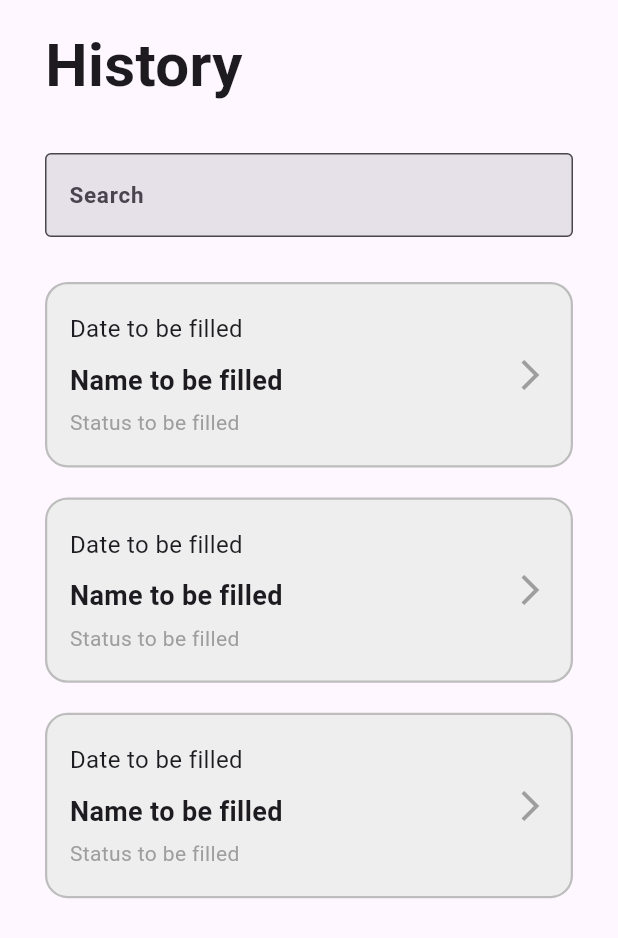
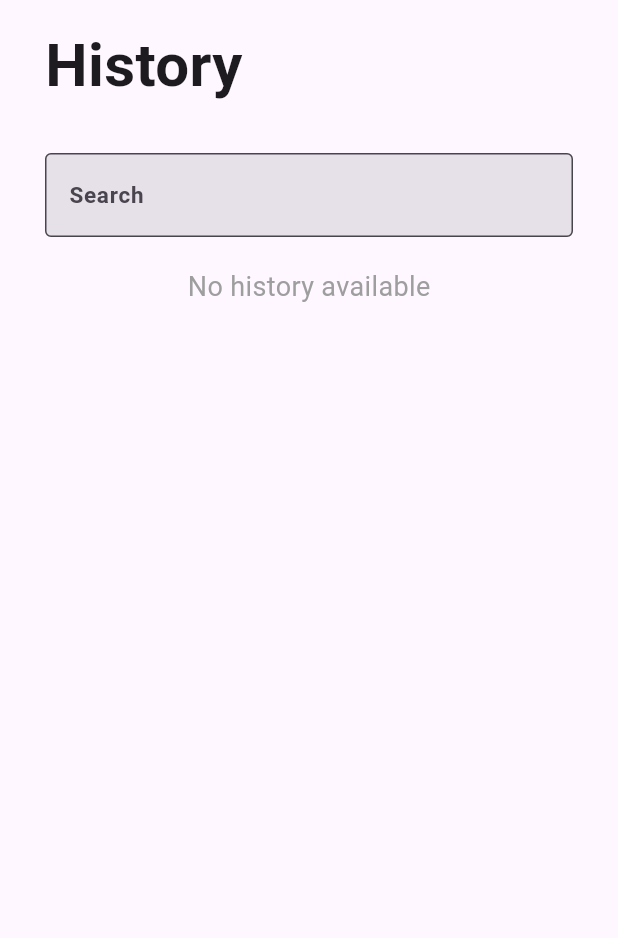
Before and after one commit to ChoudharyAryan/MedicApp-Stephania, a Flutter app: the HistoryScreen screen opened directly, on a phone screen of 412 x 824 dp. Shown: the top 938 px of the screen. Run offline on Flutter 3.47's test engine with Material 3 defaults, Android fonts, the phone set to English and light mode, and no system bars; our stand-ins replace easy_date_timeline, get, sqflite; accounts and stored records are empty.

Commit message:
search functionality implementd in historyscreen

```diff
--- a/lib/main.dart
+++ b/lib/main.dart
@@ -1,7 +1,6 @@
 import 'package:flutter/material.dart';
 import 'package:get/get.dart';
 import 'package:medapp/ui/functions.dart';
-import 'package:medapp/ui/history_screen.dart';
 import 'package:medapp/ui/home.dart';
 
 Future<void> main() async {
--- a/lib/ui/history_screen.dart
+++ b/lib/ui/history_screen.dart
@@ -1,5 +1,52 @@
+import 'dart:convert';
 import 'package:flutter/material.dart';
+import 'package:medapp/db/read_medicins.dart';
 import 'package:medapp/ui/models/history_block.dart';
+
+class MedicInfo {
+  final String name;
+  final int dosage;
+  final String recurrence;
+  final int quantity;
+  final String startDate;
+  final String endDate;
+  final List<String> times;
+
+  MedicInfo({
+    required this.name,
+    required this.dosage,
+    required this.recurrence,
+    required this.quantity,
+    required this.startDate,
+    required this.endDate,
+    required this.times,
+  });
+
+  factory MedicInfo.fromJson(Map<String, dynamic> json) {
+    return MedicInfo(
+      name: json['name'],
+      dosage: json['dosage'],
+      recurrence: json['recurrence'],
+      quantity: json['quantity'],
+      startDate: json['startDate'],
+      endDate: json['endDate'],
+      times: List<String>.from(json['times']),
+    );
+  }
+
+  @override
+  String toString() {
+    return jsonEncode({
+      'name': name,
+      'dosage': dosage,
+      'recurrence': recurrence,
+      'quantity': quantity,
+      'startDate': startDate,
+      'endDate': endDate,
+      'times': times,
+    });
+  }
+}
 
 class HistoryScreen extends StatefulWidget {
   const HistoryScreen({super.key});
@@ -9,12 +56,63 @@ class HistoryScreen extends StatefulWidget {
 }
 
 class _HistoryScreenState extends State<HistoryScreen> {
-  List<String> history = [
-    'aryan',
-    "choudhary",
-    'rhel'
-  ]; // Example: replace with your data model.
-  final TextEditingController search = TextEditingController();
+  List<MedicInfo> allHistory = [];
+  List<MedicInfo> history = [];
+  bool isLoading = true;
+  TextEditingController search = TextEditingController();
+
+  Future<void> fetchHistoryForYesterday() async {
+    try {
+      // Calculate yesterday's date
+      final DateTime yesterday =
+          DateTime.now().subtract(const Duration(days: 1));
+      final int day = yesterday.day;
+      final int month = yesterday.month;
+      final int year = yesterday.year;
+
+      // Fetch data for yesterday
+      List<Map<String, Object?>> data =
+          await readMedicinsforDate(day, month, year);
+
+      // If data exists, update the allHistory and history lists
+      if (data.isNotEmpty) {
+        setState(() {
+          allHistory = data
+              .map((e) => MedicInfo.fromJson(jsonDecode(e['data'].toString())))
+              .toList();
+          history = List.from(allHistory); // Initialize filtered list
+        });
+      }
+    } catch (e) {
+      debugPrint("Error fetching history for yesterday: $e");
+    } finally {
+      // Stop loading spinner regardless of the outcome
+      setState(() {
+        isLoading = false;
+      });
+    }
+  }
+
+  void filterHistory(String query) {
+    setState(() {
+      if (query.isEmpty) {
+        // If search bar is empty, reset to the full list
+        history = List.from(allHistory);
+      } else {
+        // Filter based on the query
+        history = allHistory
+            .where((item) =>
+                item.name.toLowerCase().startsWith(query.toLowerCase()))
+            .toList();
+      }
+    });
+  }
+
+  @override
+  void initState() {
+    super.initState();
+    fetchHistoryForYesterday(); // Fetch history for yesterday on initialization
+  }
 
   @override
   Widget build(BuildContext context) {
@@ -36,31 +134,38 @@ class _HistoryScreenState extends State<HistoryScreen> {
                   hintText: "Search",
                   border: OutlineInputBorder(),
                 ),
-                onChanged: (value) {
-                  setState(() {
-                    // Update the history list based on search input.
-                  });
-                },
+                onChanged: filterHistory, // Call filterHistory on text change
               ),
               const SizedBox(height: 20),
-              Expanded(
-                child: history.isNotEmpty
-                    ? ListView.builder(
-                        itemCount: history.length,
-                        itemBuilder: (context, index) {
-                          return Padding(
-                            padding: const EdgeInsets.symmetric(vertical: 10),
-                            child: historyBlock(context),
-                          );
-                        },
-                      )
-                    : const Center(
-                        child: Text(
-                          "No history available.",
-                          style: TextStyle(fontSize: 18, color: Colors.grey),
+              if (isLoading)
+                const Center(child: CircularProgressIndicator())
+              else if (history.isNotEmpty)
+                Expanded(
+                  child: ListView.builder(
+                    itemCount: history.length,
+                    itemBuilder: (context, index) {
+                      MedicInfo info = history[index];
+                      return Padding(
+                        padding: const EdgeInsets.symmetric(vertical: 10),
+                        child: historyBlock(
+                          context,
+                          name: info.name,
+                          quantity: info.quantity,
+                          startDate: info.startDate,
+                          endDate: info.endDate,
+                          times: info.times,
                         ),
-                      ),
-              ),
+                      );
+                    },
+                  ),
+                )
+              else
+                const Center(
+                  child: Text(
+                    "No history available",
+                    style: TextStyle(fontSize: 18, color: Colors.grey),
+                  ),
+                ),
             ],
           ),
         ),
--- a/lib/ui/home.dart
+++ b/lib/ui/home.dart
@@ -4,10 +4,9 @@ import 'package:easy_date_timeline/easy_date_timeline.dart';
 import 'package:flutter/material.dart';
 import 'package:get/get.dart';
 import 'package:medapp/ui/add_medic.dart';
-
 import '../db/inserdb.dart';
 import '../db/read_medicins.dart';
-import 'history_screen.dart';
+import 'history_screen.dart' as hist;
 
 class Home extends StatefulWidget {
   const Home({super.key});
@@ -53,7 +52,7 @@ class _HomeState extends State<Home> {
           ),
 
           // Page 1: HistoryScreen Page
-          const HistoryScreen(),
+          const hist.HistoryScreen(),
         ],
       ),
       bottomNavigationBar: NavigationBar(
--- a/lib/ui/models/history_block.dart
+++ b/lib/ui/models/history_block.dart
@@ -1,6 +1,11 @@
 import 'package:flutter/material.dart';
 
-Container historyBlock(BuildContext context) {
+Container historyBlock(BuildContext context,
+    {required String name,
+    required String startDate,
+    required String endDate,
+    required List<String> times,
+    required int quantity}) {
   return Container(
     height: MediaQuery.of(context).size.height * 0.15,
     width: MediaQuery.of(context).size.width * 0.8,
@@ -13,7 +18,7 @@ Container historyBlock(BuildContext context) {
       ),
     ),
     padding: const EdgeInsets.all(15), // Optional padding inside the container
-    child: const Row(
+    child: Row(
       mainAxisAlignment: MainAxisAlignment.spaceBetween,
       children: [
         Column(
@@ -22,22 +27,22 @@ Container historyBlock(BuildContext context) {
           mainAxisAlignment: MainAxisAlignment.center, // Center text vertically
           children: [
             Text(
-              'Date to be filled',
-              style: TextStyle(fontSize: 16),
+              startDate,
+              style: const TextStyle(fontSize: 16),
             ),
-            SizedBox(height: 10),
+            const SizedBox(height: 10),
             Text(
-              "Name to be filled",
-              style: TextStyle(fontSize: 18, fontWeight: FontWeight.bold),
+              name,
+              style: const TextStyle(fontSize: 18, fontWeight: FontWeight.bold),
             ),
-            SizedBox(height: 5),
-            Text(
+            const SizedBox(height: 5),
+            const Text(
               "Status to be filled",
               style: TextStyle(fontSize: 14, color: Colors.grey),
             ),
           ],
         ),
-        Icon(Icons.arrow_forward_ios, color: Colors.grey),
+        const Icon(Icons.arrow_forward_ios, color: Colors.grey),
       ],
     ),
   );
```
